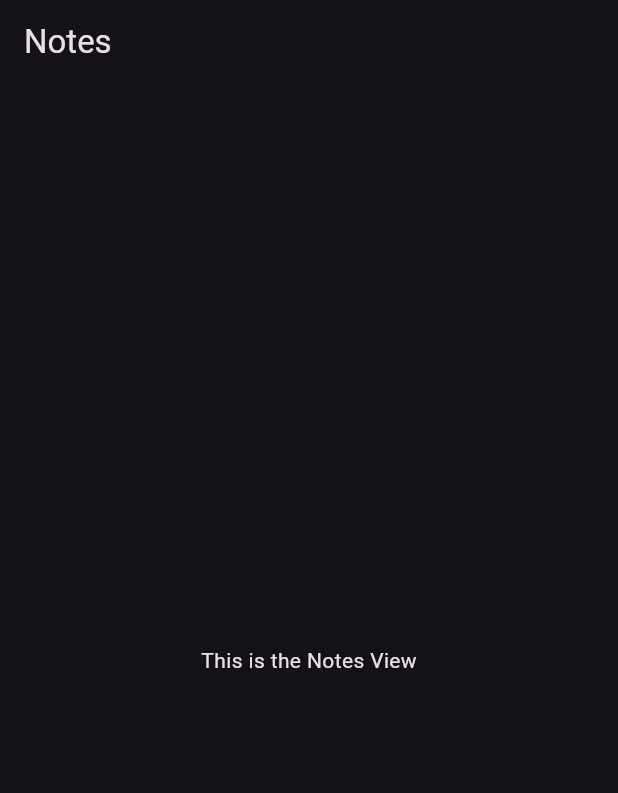
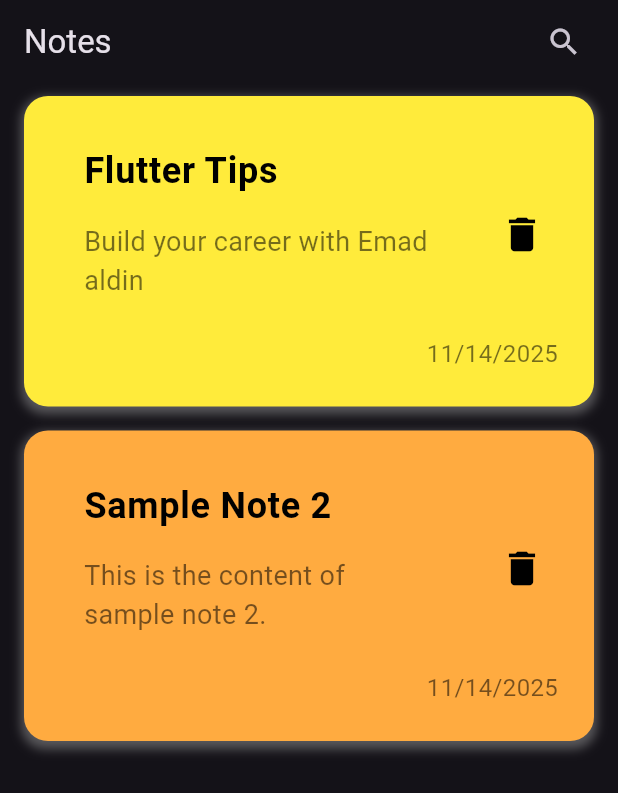
Before and after one commit to Emadaladien/note_app, a Flutter app: the screen it shows after launch, on a phone screen of 412 x 824 dp. Shown: the top 793 px of the screen. Run offline on Flutter 3.47's test engine with Material 3 defaults, Android fonts, the phone set to English and light mode, and no system bars.

Commit message:
create custom_note_item , note_model

```diff
--- a/lib/main.dart
+++ b/lib/main.dart
@@ -11,8 +11,9 @@ class NoteApp extends StatelessWidget {
   @override
   Widget build(BuildContext context) {
     return MaterialApp(
+      debugShowCheckedModeBanner: false,
       theme: ThemeData(primarySwatch: Colors.blue, brightness: Brightness.dark),
-      home: const NotesView(),
+      home: NotesView(),
     );
   }
 }
--- /dev/null
+++ b/lib/models/note_model.dart
@@ -0,0 +1,15 @@
+import 'package:flutter/material.dart';
+
+class NoteModel {
+  final String? title;
+  final String? content;
+  final Color bgColor;
+  final DateTime? lastEdited;
+  final Icon deleteIcon = const Icon(Icons.delete);
+  const NoteModel({
+    required this.bgColor,
+    required this.title,
+    required this.content,
+    required this.lastEdited,
+  });
+}
--- a/lib/views/notes_view.dart
+++ b/lib/views/notes_view.dart
@@ -1,13 +1,40 @@
 import 'package:flutter/material.dart';
+import 'package:note_app/models/note_model.dart';
+import 'package:note_app/widgets/custom_note_item.dart';
 
 class NotesView extends StatelessWidget {
-  const NotesView({super.key});
+  NotesView({super.key});
+  List<NoteModel> notes = [
+    NoteModel(
+      title: 'Flutter Tips',
+      content: 'Build your career with Emad aldin',
+      lastEdited: DateTime.now(),
+      bgColor: Colors.yellow,
+    ),
+    NoteModel(
+      title: 'Sample Note 2',
+      content: 'This is the content of sample note 2.',
+      lastEdited: DateTime.now(),
+      bgColor: Colors.orangeAccent,
+    ),
+  ];
 
   @override
   Widget build(BuildContext context) {
     return Scaffold(
-      appBar: AppBar(title: const Text('Notes')),
-      body: const Center(child: Text('This is the Notes View')),
+      appBar: AppBar(
+        title: const Text('Notes'),
+        actions: [
+          Padding(
+            padding: const EdgeInsets.only(right: 12),
+            child: IconButton(onPressed: () {}, icon: Icon(Icons.search)),
+          ),
+        ],
+      ),
+      body: ListView.builder(
+        itemCount: notes.length,
+        itemBuilder: (BuildContext, int index) => NoteItem(note: notes[index]),
+      ),
     );
   }
 }
--- /dev/null
+++ b/lib/widgets/custom_note_item.dart
@@ -0,0 +1,65 @@
+import 'package:flutter/material.dart';
+import 'package:note_app/models/note_model.dart';
+
+class NoteItem extends StatelessWidget {
+  NoteItem({super.key, this.note});
+  final NoteModel? note;
+
+  @override
+  Widget build(BuildContext context) {
+    return Container(
+      padding: EdgeInsets.only(top: 24, left: 24, bottom: 24),
+      margin: EdgeInsets.symmetric(vertical: 8, horizontal: 16),
+      decoration: BoxDecoration(
+        color: note?.bgColor ?? Colors.white,
+        borderRadius: BorderRadius.circular(16),
+        boxShadow: [
+          BoxShadow(
+            color: Colors.grey.withOpacity(0.5),
+            spreadRadius: 2,
+            blurRadius: 5,
+            offset: const Offset(0, 3),
+          ),
+        ],
+      ),
+      child: Column(
+        mainAxisAlignment: MainAxisAlignment.spaceBetween,
+        crossAxisAlignment: CrossAxisAlignment.end,
+        children: [
+          ListTile(
+            title: Text(
+              note?.title ?? 'No Title',
+              style: const TextStyle(
+                fontWeight: FontWeight.bold,
+                fontSize: 24,
+                color: Colors.black,
+              ),
+            ),
+            subtitle: Padding(
+              padding: const EdgeInsets.only(top: 16, bottom: 16, right: 16),
+              child: Text(
+                note?.content ?? 'No Content',
+                maxLines: 2,
+                overflow: TextOverflow.ellipsis,
+                style: TextStyle(color: Colors.black54, fontSize: 18),
+              ),
+            ),
+            trailing: IconButton(
+              onPressed: () {},
+              icon: Icon(Icons.delete, color: Colors.black, size: 30),
+            ),
+          ),
+          Padding(
+            padding: const EdgeInsets.only(right: 24),
+            child: Text(
+              note != null
+                  ? '${note!.lastEdited!.month}/${note!.lastEdited!.day}/${note!.lastEdited!.year}'
+                  : '',
+              style: const TextStyle(fontSize: 16, color: Colors.black54),
+            ),
+          ),
+        ],
+      ),
+    );
+  }
+}
```
